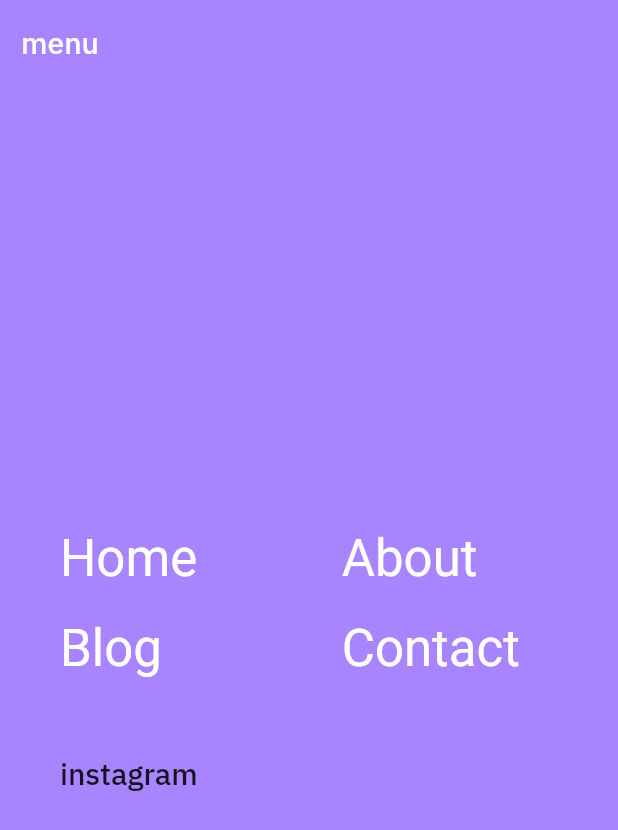
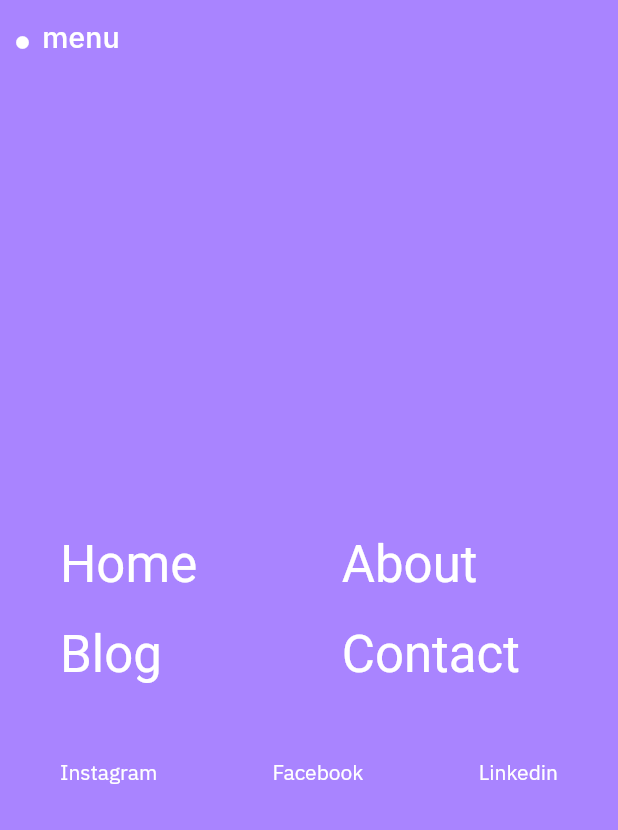
Before and after one commit to ismailfarisi/interfacely_medpack, a Flutter app: the MyDrawer screen opened directly, on a phone screen of 412 x 824 dp. Shown: the top 830 px of the screen. Run offline on Flutter 3.47's test engine with Material 2 defaults, Android fonts, the phone set to English and light mode, and no system bars; our stand-ins replace google_fonts; missing offline and left inert: circular_reveal_animation.

Commit message:
drawer_text_animation_done

```diff
--- a/lib/drawer.dart
+++ b/lib/drawer.dart
@@ -1,10 +1,9 @@
 import 'package:flutter/material.dart';
-
-import 'theme.dart';
+import 'package:medpack/textwriteanimation.dart';
 
 class MyDrawer extends StatelessWidget {
   const MyDrawer({
-    Key key,
+    Key? key,
   }) : super(key: key);
 
   @override
@@ -12,18 +11,35 @@ class MyDrawer extends StatelessWidget {
     final width = (MediaQuery.of(context).size.width * .7) / 2;
     return Scaffold(
       appBar: AppBar(
-        leadingWidth: 80,
+        leadingWidth: 90,
         elevation: 0,
         backgroundColor: Theme.of(context).primaryColor,
-        leading: TextButton(
+        leading: Row(
+          crossAxisAlignment: CrossAxisAlignment.center,
+          mainAxisAlignment: MainAxisAlignment.start,
+          children: [
+            SizedBox(
+              width: 10,
+            ),
+            Icon(
+              Icons.circle,
+              size: 10,
+              color: Colors.white,
+            ),
+            HorizontalSizeAnim(
+              child: TextButton(
                 onPressed: () {
                   Navigator.pop(context);
                 },
                 child: Text(
                   "menu",
+                  strutStyle: StrutStyle(height: .1),
                   style: TextStyle(
                       color: Theme.of(context).backgroundColor, fontSize: 20),
                 ),
+              ),
+            ),
+          ],
         ),
       ),
       body: Container(
@@ -40,15 +56,19 @@ class MyDrawer extends StatelessWidget {
                 Container(
                     width: width,
                     alignment: Alignment.centerLeft,
+                    child: HorizontalSizeAnim(
                       child: Text(
                         "Home",
                         style: Theme.of(context).textTheme.headline4,
+                      ),
                     )),
                 Container(
                     width: width,
                     alignment: Alignment.centerLeft,
+                    child: HorizontalSizeAnim(
                       child: Text("About",
-                        style: Theme.of(context).textTheme.headline4)),
+                          style: Theme.of(context).textTheme.headline4),
+                    )),
               ],
             ),
             SizedBox(height: 20),
@@ -58,24 +78,37 @@ class MyDrawer extends StatelessWidget {
                 Container(
                     alignment: Alignment.centerLeft,
                     width: width,
+                    child: HorizontalSizeAnim(
                       child: Text("Blog",
-                        style: Theme.of(context).textTheme.headline4)),
+                          style: Theme.of(context).textTheme.headline4),
+                    )),
                 Container(
                     alignment: Alignment.centerLeft,
                     width: width,
+                    child: HorizontalSizeAnim(
                       child: Text("Contact",
-                        style: Theme.of(context).textTheme.headline4)),
+                          style: Theme.of(context).textTheme.headline4),
+                    )),
               ],
             ),
             SizedBox(
               height: 50,
             ),
             Row(
+              mainAxisAlignment: MainAxisAlignment.spaceBetween,
               children: [
-                AnimatedDefaultTextStyle(
-                    child: Text("instagram"),
-                    style: Theme.of(context).textTheme.headline6,
-                    duration: Duration(microseconds: 1000))
+                HorizontalSizeAnim(
+                  child: Text(
+                    "Instagram",
+                    style: TextStyle(color: Colors.white),
+                  ),
+                ),
+                HorizontalSizeAnim(
+                    child: Text('Facebook',
+                        style: TextStyle(color: Colors.white))),
+                HorizontalSizeAnim(
+                    child:
+                        Text('Linkedin', style: TextStyle(color: Colors.white)))
               ],
             )
           ],
--- /dev/null
+++ b/lib/textwriteanimation.dart
@@ -0,0 +1,40 @@
+import 'package:flutter/material.dart';
+
+class HorizontalSizeAnim extends StatefulWidget {
+  final Widget child;
+  const HorizontalSizeAnim({Key? key, required this.child}) : super(key: key);
+
+  @override
+  _HorizontalSizeAnimState createState() => _HorizontalSizeAnimState();
+}
+
+class _HorizontalSizeAnimState extends State<HorizontalSizeAnim>
+    with TickerProviderStateMixin {
+  late AnimationController _controller;
+  late Animation<double> _tween;
+
+  @override
+  void initState() {
+    _controller = AnimationController(
+        vsync: this, duration: Duration(milliseconds: 1000));
+    _controller.forward();
+    _tween = Tween(begin: 0.0, end: 1.0).animate(_controller);
+    super.initState();
+  }
+
+  @override
+  void dispose() {
+    _controller.dispose();
+    super.dispose();
+  }
+
+  @override
+  Widget build(BuildContext context) {
+    return SizeTransition(
+      sizeFactor: _tween,
+      child: widget.child,
+      axis: Axis.horizontal,
+      axisAlignment: -1.0,
+    );
+  }
+}
--- a/pubspec.yaml
+++ b/pubspec.yaml
@@ -18,13 +18,14 @@ publish_to: 'none' # Remove this line if you wish to publish to pub.dev
 version: 1.0.0+1
 
 environment:
-  sdk: ">=2.7.0 <3.0.0"
+  sdk: ">=2.12.0 <3.0.0"
 
 dependencies:
   flutter:
     sdk: flutter
   circular_reveal_animation: ^2.0.0
   google_fonts: ^2.1.0
+  animated_text_kit: ^4.2.1
 
 
   # The following adds the Cupertino Icons font to your application.
```
Also changed, not shown: lib/main.dart (+27 -7 lines), pubspec.lock. Lines whose indentation alone changed are shown as unchanged.
